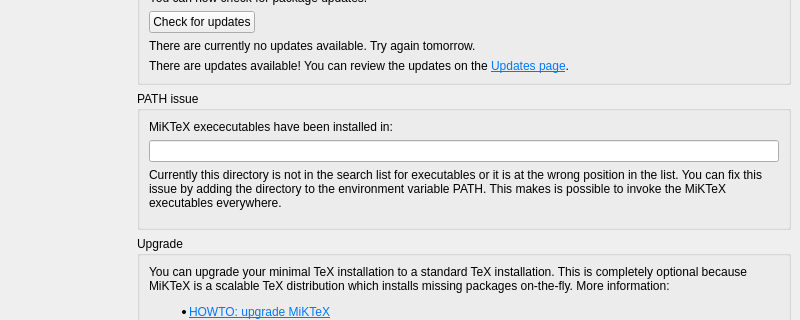
MiKTeX/miktex, file Programs/MiKTeX/Console/Qt/mainwindow.ui: the form before one commit; both pictures show x 0 to 800 and y 348 to 668 of the 800 by 777 pixel window.
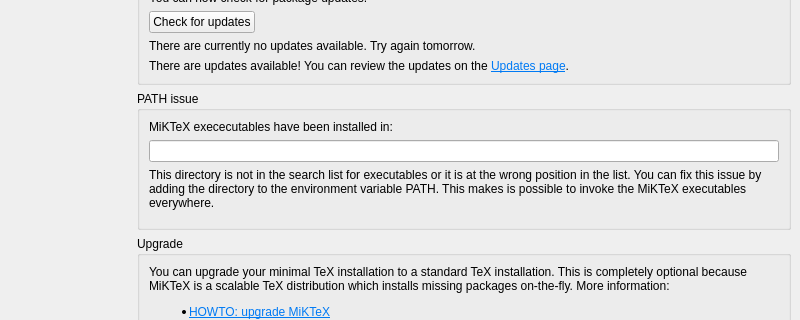
The form after the commit. The open tabs and pages were chosen to show the change. Icons and pictures are not drawn.

Commit message: MiKTeX Console

Patch:
```diff
--- a/Programs/MiKTeX/Console/Qt/mainwindow.ui
+++ b/Programs/MiKTeX/Console/Qt/mainwindow.ui
@@ -664,6 +664,9 @@
              <property name="title">
               <string>PATH issue</string>
              </property>
+             <property name="checkable">
+              <bool>false</bool>
+             </property>
              <layout class="QVBoxLayout" name="verticalLayout_4">
               <item>
                <widget class="QLabel" name="label_2">
@@ -682,7 +685,7 @@
               <item>
                <widget class="QLabel" name="label_15">
                 <property name="text">
-                 <string>&lt;html&gt;&lt;head/&gt;&lt;body&gt;&lt;p&gt;Currently this directory is not in the search list for executables or it is at the wrong position in the list. You can fix this issue by adding the directory to the environment variable PATH. This makes is possible to invoke the MiKTeX executables everywhere.&lt;/p&gt;&lt;p&gt;More information: &lt;a href=&quot;https://miktex.org/howto/modify-path&quot;&gt;&lt;span style=&quot; text-decoration: underline; color:#007af4;&quot;&gt;HOWTO: modify PATH&lt;/span&gt;&lt;/a&gt;&lt;/p&gt;&lt;/body&gt;&lt;/html&gt;</string>
+                 <string>&lt;html&gt;&lt;head/&gt;&lt;body&gt;&lt;p&gt;This directory is not in the search list for executables or it is at the wrong position in the list. You can fix this issue by adding the directory to the environment variable PATH. This makes is possible to invoke the MiKTeX executables everywhere.&lt;/p&gt;&lt;p&gt;More information: &lt;a href=&quot;https://miktex.org/howto/modify-path&quot;&gt;&lt;span style=&quot; text-decoration: underline; color:#007af4;&quot;&gt;HOWTO: modify PATH&lt;/span&gt;&lt;/a&gt;&lt;/p&gt;&lt;/body&gt;&lt;/html&gt;</string>
                 </property>
                 <property name="wordWrap">
                  <bool>true</bool>
```
Left out of the diff: 2 changed lines with no effect on the pictures.
